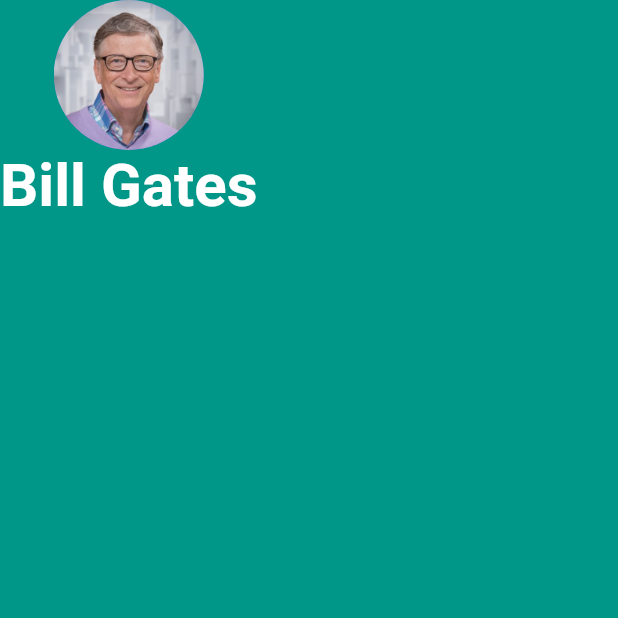
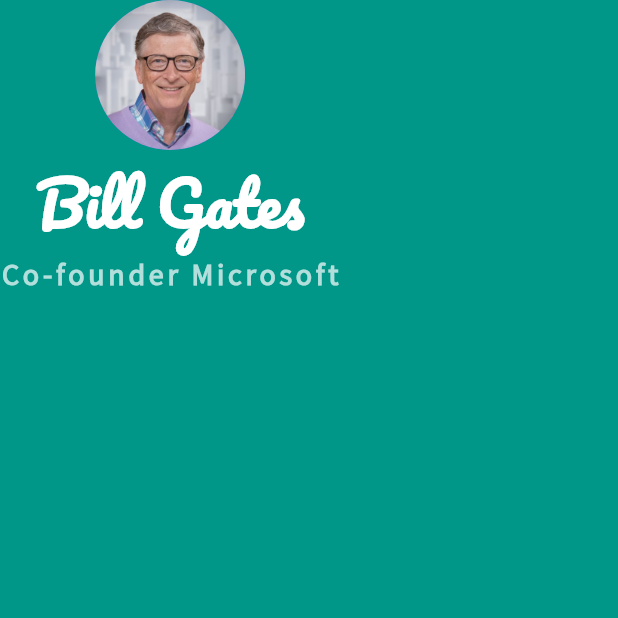
Before and after one commit to ZeSergey/mi_card, a Flutter app: the screen it shows after launch, on a phone screen of 412 x 824 dp, the top half of it. Run offline on Flutter 3.47's test engine with Material 2 defaults, Android fonts, the phone set to English and light mode, and no system bars.

Commit message:
add fonts

```diff
--- a/lib/main.dart
+++ b/lib/main.dart
@@ -19,9 +19,19 @@ class MyApp extends StatelessWidget {
               ),
               Text('Bill Gates',
                   style: TextStyle(
-                      color: Colors.white,
-                      fontWeight: FontWeight.bold,
-                      fontSize: 40.0)),
+                    fontFamily: 'Pacifico',
+                    color: Colors.white,
+                    fontWeight: FontWeight.bold,
+                    fontSize: 40.0,
+                  )),
+              Text('Co-founder Microsoft',
+                  style: TextStyle(
+                    fontFamily: 'SourceSansPro',
+                    color: Colors.teal.shade100,
+                    fontWeight: FontWeight.bold,
+                    fontSize: 20.0,
+                    letterSpacing: 2.5,
+                  )),
             ],
           ),
         ),
```
Also changed, not shown: pubspec.yaml (+10 -0 lines), fonts/Pacifico-Regular.ttf (added), fonts/SourceSansPro-Regular.ttf (added).
